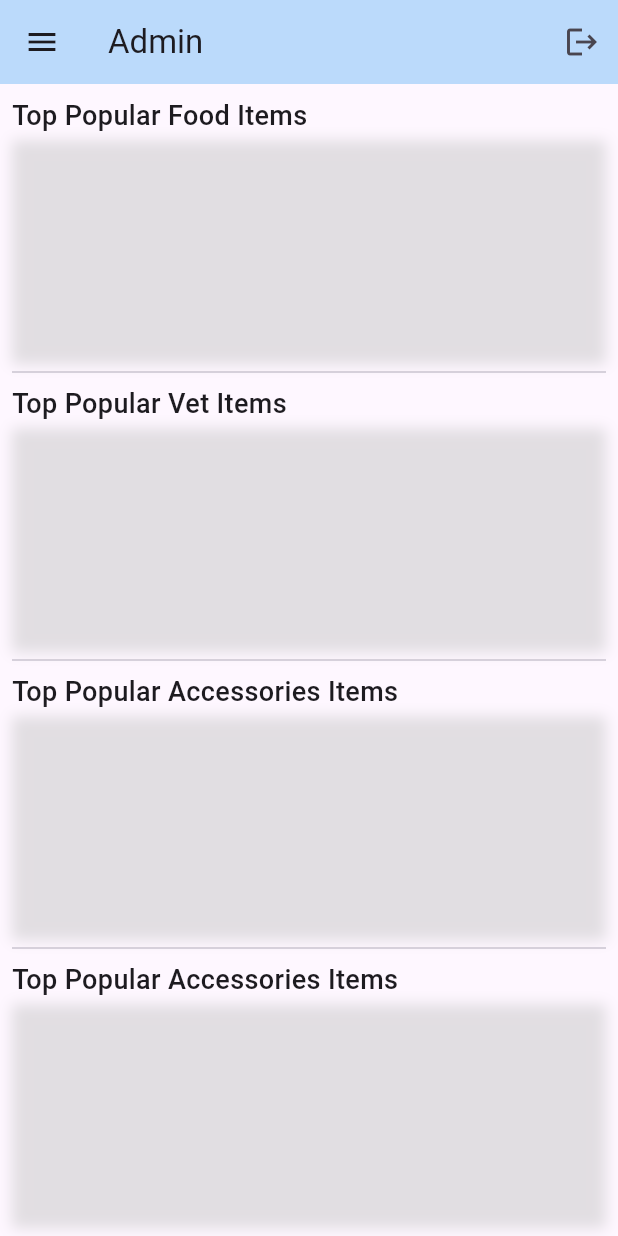
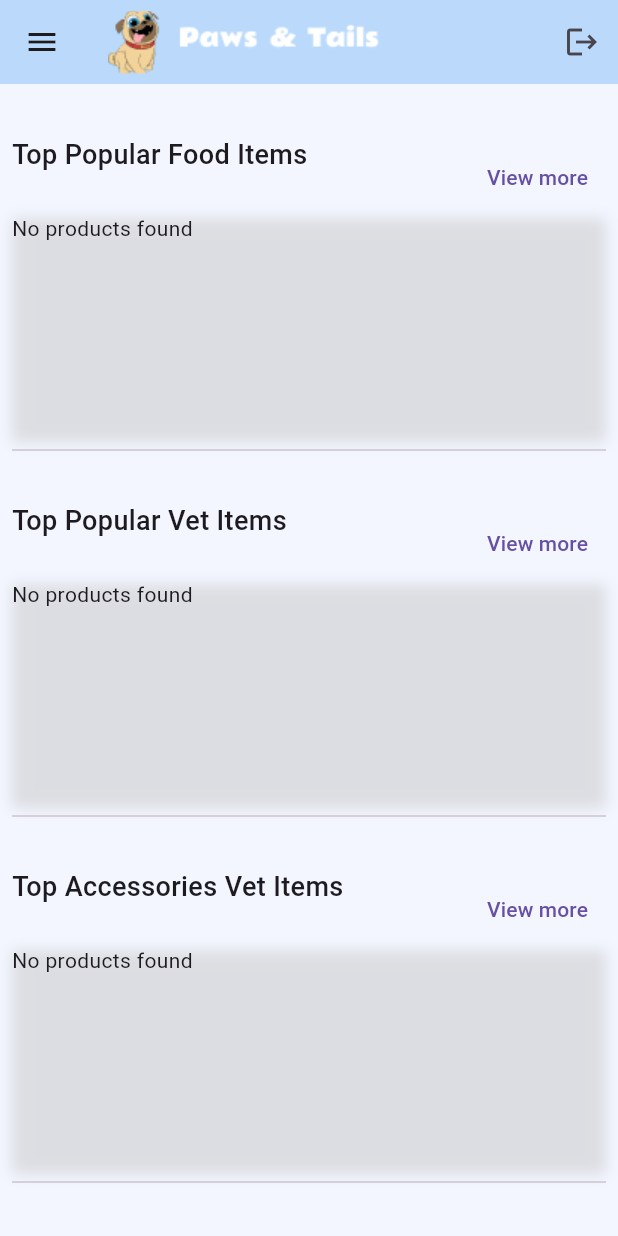
Before and after one commit to Niyaljacob/pawsandtails, a Flutter app: the AdminHome screen opened directly, on a phone screen of 412 x 824 dp. Run offline on Flutter 3.47's test engine with Material 3 defaults, Android fonts, the phone set to English and light mode, and no system bars; our stand-ins replace carousel_slider, cloud_firestore, firebase_auth, firebase_core, firebase_storage, image_picker; accounts and stored records are empty.

Commit message:
before the reminder setting

```diff
--- a/lib/common/button_refac.dart
+++ b/lib/common/button_refac.dart
@@ -1,5 +1,6 @@
 import 'package:flutter/material.dart';
 import 'package:paws_and_tail/common/color_extention.dart';
+import 'package:paws_and_tail/screens/list_product_category.dart';
 
 class CustomElevatedButton extends StatelessWidget {
   final String label;
@@ -30,3 +31,38 @@ class CustomElevatedButton extends StatelessWidget {
     );
   }
 }
+
+
+
+
+class CustomRowWithButton extends StatelessWidget {
+  final String customText;
+  final String buttonText;
+  final VoidCallback onPressed;
+
+  const CustomRowWithButton({
+    required this.customText,
+    required this.buttonText,
+    required this.onPressed,
+  });
+
+  @override
+  Widget build(BuildContext context) {
+    return Row(
+      mainAxisAlignment: MainAxisAlignment.spaceBetween,
+      children: [
+        Text(
+          customText,
+          style: TextStyle(fontSize: 18, fontWeight: FontWeight.w500),
+        ),
+        Padding(
+          padding: const EdgeInsets.only(top: 30),
+          child: TextButton(
+            onPressed: onPressed,
+            child: Text(buttonText),
+          ),
+        ),
+      ],
+    );
+  }
+}
--- a/lib/common/popular_itmes_admin.dart
+++ b/lib/common/popular_itmes_admin.dart
@@ -14,14 +14,14 @@ class ProductList extends StatelessWidget {
       decoration: BoxDecoration(
         boxShadow: [
           BoxShadow(
-        color: const Color.fromARGB(255, 197, 197, 197).withOpacity(0.5), // Shadow color
-        blurRadius: 7, // Blur radius
-        offset: Offset(0, 3), // Offset in x and y directions
+            color: const Color.fromARGB(255, 197, 197, 197).withOpacity(0.5),
+            blurRadius: 7,
+            offset: Offset(0, 3),
           ),
         ],
       ),
       child: SizedBox(
-        height: 150, // Set the desired height
+        height: 150,
         child: StreamBuilder(
           stream: stream,
           builder: (context, AsyncSnapshot<QuerySnapshot> snapshot) {
@@ -37,16 +37,19 @@ class ProductList extends StatelessWidget {
               );
             }
 
-            return ListView(
-              scrollDirection: Axis.horizontal,
-              children: snapshot.data!.docs.map((DocumentSnapshot document) {
+            final List<QueryDocumentSnapshot> documents = snapshot.data!.docs;
+
+            final List<Widget> productWidgets = documents.take(4).map((document) {
               Map<String, dynamic> data = document.data() as Map<String, dynamic>;
-
               return Padding(
                 padding: const EdgeInsets.all(8.0),
                 child: ProductItem(data: data),
               );
-              }).toList(),
+            }).toList();
+
+            return ListView(
+              scrollDirection: Axis.horizontal,
+              children: productWidgets.isNotEmpty ? productWidgets : [Text('No products found')],
             );
           },
         ),
@@ -54,6 +57,7 @@ class ProductList extends StatelessWidget {
     );
   }
 }
+
 
 class ProductItem extends StatelessWidget {
   final Map<String, dynamic> data;
--- a/lib/screens/admin.dart
+++ b/lib/screens/admin.dart
@@ -1,12 +1,12 @@
 import 'package:cloud_firestore/cloud_firestore.dart';
 import 'package:flutter/material.dart';
-import 'package:paws_and_tail/common/color_extention.dart';
+import 'package:paws_and_tail/common/button_refac.dart';
 import 'package:paws_and_tail/common/popular_itmes_admin.dart';
-import 'package:paws_and_tail/common/stat.dart';
 import 'package:paws_and_tail/screens/add_dog_inventory.dart';
 import 'package:paws_and_tail/screens/add_view_dog_show.dart';
 import 'package:paws_and_tail/screens/add_view_product_inventory.dart';
 import 'package:paws_and_tail/screens/advertisement.dart';
+import 'package:paws_and_tail/screens/list_product_category.dart';
 import 'package:paws_and_tail/screens/login.dart';
 
 class AdminHome extends StatefulWidget {
@@ -35,7 +35,8 @@ class _AdminHomeState extends State<AdminHome> {
             ),
             TextButton(
               onPressed: () {
-                Navigator.of(context).pushReplacement(MaterialPageRoute(builder: (_) {
+                Navigator.of(context)
+                    .pushReplacement(MaterialPageRoute(builder: (_) {
                   return LoginScreen();
                 }));
               },
@@ -52,8 +53,12 @@ class _AdminHomeState extends State<AdminHome> {
     return Scaffold(
       key: _scaffoldKey,
       appBar: AppBar(
-        backgroundColor: const Color.fromARGB(255, 33, 150, 243).withOpacity(0.3),
-        title: const Text('Admin'),
+        backgroundColor:
+            const Color.fromARGB(255, 33, 150, 243).withOpacity(0.3),
+         title: Padding(
+          padding: const EdgeInsets.only(top: 35),
+          child: Image.asset('assets/logomini.png'),
+        ),
         leading: IconButton(
           icon: const Icon(Icons.menu),
           onPressed: () {
@@ -70,7 +75,7 @@ class _AdminHomeState extends State<AdminHome> {
         ],
       ),
       drawer: Drawer(
-        backgroundColor: Colors.white.withOpacity(0.7),
+        backgroundColor: Colors.white.withOpacity(0.9),
         child: ListView(
           padding: EdgeInsets.zero,
           children: [
@@ -128,28 +133,88 @@ class _AdminHomeState extends State<AdminHome> {
           ],
         ),
       ),
-      body:SingleChildScrollView(
-        child: Padding(
-          padding: EdgeInsets.all(8.0),
-          child: Column(
-            crossAxisAlignment: CrossAxisAlignment.start,
-            children: [
-        Text('Top Popular Food Items', style: TextStyle(fontSize: 18, fontWeight: FontWeight.w500)),
-             ProductList(stream: FirebaseFirestore.instance.collection('FoodPopular').snapshots()),
-             Divider(),
-        Text('Top Popular Vet Items', style: TextStyle(fontSize: 18, fontWeight: FontWeight.w500)),
-         ProductList(stream: FirebaseFirestore.instance.collection('VetPopular').snapshots()),
-          Divider(),
-          Text('Top Popular Accessories Items', style: TextStyle(fontSize: 18, fontWeight: FontWeight.w500)),
-         ProductList(stream: FirebaseFirestore.instance.collection('AccessoriesPopular').snapshots()),
-         Divider(),
-                 Text('Top Popular Accessories Items', style: TextStyle(fontSize: 18, fontWeight: FontWeight.w500)),
-         ProductList(stream: FirebaseFirestore.instance.collection('IOTPopular').snapshots()),
-            ],
+      body: SingleChildScrollView(
+        child: Container(decoration: const BoxDecoration(
+          color: Color.fromARGB(255, 243, 246, 255)
+        ),
+          child: Padding(
+            padding: const EdgeInsets.all(8.0),
+            child: Column(
+              crossAxisAlignment: CrossAxisAlignment.start,
+              children: [
+                CustomRowWithButton(
+                  customText: 'Top Popular Food Items',
+                  buttonText: 'View more',
+                  onPressed: () {
+                    Navigator.push(
+                      context,
+                      MaterialPageRoute(builder: (_) {
+                        return const ListProductCategory(initialTabIndex: 0);
+                      }),
+                    );
+                  },
+                ),
+                ProductList(
+                    stream: FirebaseFirestore.instance
+                        .collection('FoodPopular')
+                        .snapshots()),
+                const Divider(),
+                CustomRowWithButton(
+                  customText: 'Top Popular Vet Items',
+                  buttonText: 'View more',
+                  onPressed: () {
+                     Navigator.push(
+                      context,
+                      MaterialPageRoute(builder: (_) {
+                        return const ListProductCategory(initialTabIndex: 1);
+                      }),
+                    );
+                  },
+                ),
+                ProductList(
+                    stream: FirebaseFirestore.instance
+                        .collection('VetPopular')
+                        .snapshots()),
+                const Divider(),
+                CustomRowWithButton(
+                  customText: 'Top Accessories Vet Items',
+                  buttonText: 'View more',
+                  onPressed: () {
+                     Navigator.push(
+                      context,
+                      MaterialPageRoute(builder: (_) {
+                        return const ListProductCategory(initialTabIndex: 2);
+                      }),
+                    );
+                  },
+                ),
+                ProductList(
+                    stream: FirebaseFirestore.instance
+                        .collection('AccessoriesPopular')
+                        .snapshots()),
+                const Divider(),
+                CustomRowWithButton(
+                  customText: 'Top IOT Devies',
+                  buttonText: 'View more',
+                  onPressed: () {
+                     Navigator.push(
+                      context,
+                      MaterialPageRoute(builder: (_) {
+                        return const ListProductCategory(initialTabIndex: 3);
+                      }),
+                    );
+                  },
+                ),
+                ProductList(
+                    stream: FirebaseFirestore.instance
+                        .collection('IOTPopular')
+                        .snapshots()),
+
+              ],
+            ),
           ),
         ),
       ),
-
     );
   }
 }
--- a/lib/screens/list_product_category.dart
+++ b/lib/screens/list_product_category.dart
@@ -5,11 +5,14 @@ import 'package:paws_and_tail/screens/iotdevice_list.dart';
 import 'package:paws_and_tail/screens/vetitemslist.dart';
 
 class ListProductCategory extends StatelessWidget {
-  const ListProductCategory({Key? key}) : super(key: key);
+  final int initialTabIndex;
+
+  const ListProductCategory({Key? key, this.initialTabIndex = 0}) : super(key: key);
 
   @override
   Widget build(BuildContext context) {
     return DefaultTabController(
+      initialIndex: initialTabIndex,
       length: 4,
       child: Scaffold(
         appBar: AppBar(
--- a/lib/screens/login.dart
+++ b/lib/screens/login.dart
@@ -3,10 +3,8 @@ import 'package:firebase_auth/firebase_auth.dart';
 import 'package:flutter/material.dart';
 import 'package:paws_and_tail/common/button_refac.dart';
 import 'package:paws_and_tail/common/textform_refac.dart';
-// import 'package:paws_and_tail/admin/admin.dart';
 import 'package:paws_and_tail/screens/admin.dart';
 import 'package:paws_and_tail/screens/bottom_nav.dart';
-
 import 'package:paws_and_tail/screens/register.dart';
 
 class LoginScreen extends StatelessWidget {
```
Also changed, not shown: lib/common/productcard.dart (+7 -7 lines), assets/background.webp (added). Lines whose indentation alone changed are shown as unchanged.
